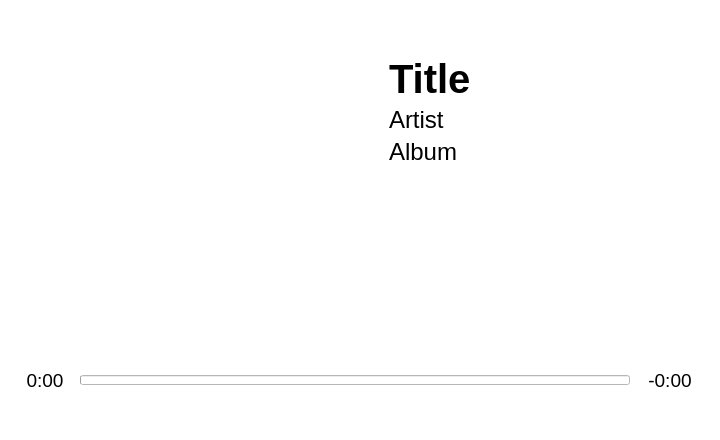
Old version of the form nowplaying.ui in the repository reesque/Maestro.
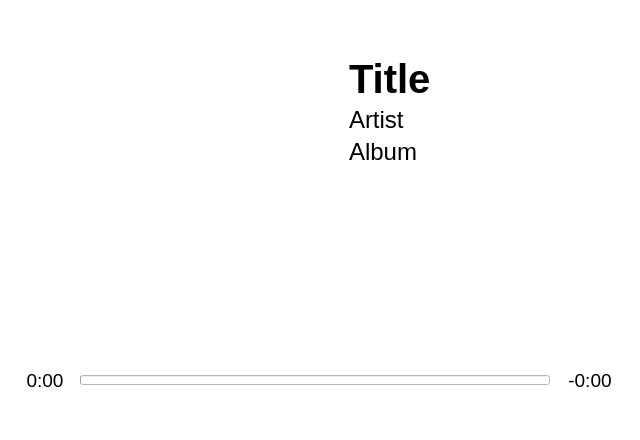
New version of the form. Icons and pictures are not drawn.

Commit message: Fixed default width to 640

```diff
--- a/nowplaying.ui
+++ b/nowplaying.ui
@@ -6,7 +6,7 @@
    <rect>
     <x>0</x>
     <y>0</y>
-    <width>720</width>
+    <width>640</width>
     <height>440</height>
    </rect>
   </property>
@@ -18,7 +18,7 @@
   </property>
   <property name="minimumSize">
    <size>
-    <width>720</width>
+    <width>640</width>
     <height>440</height>
    </size>
   </property>
@@ -78,7 +78,7 @@
         </property>
         <property name="minimumSize">
          <size>
-          <width>380</width>
+          <width>340</width>
           <height>0</height>
          </size>
         </property>
```
The commit also changes 7 other files.
